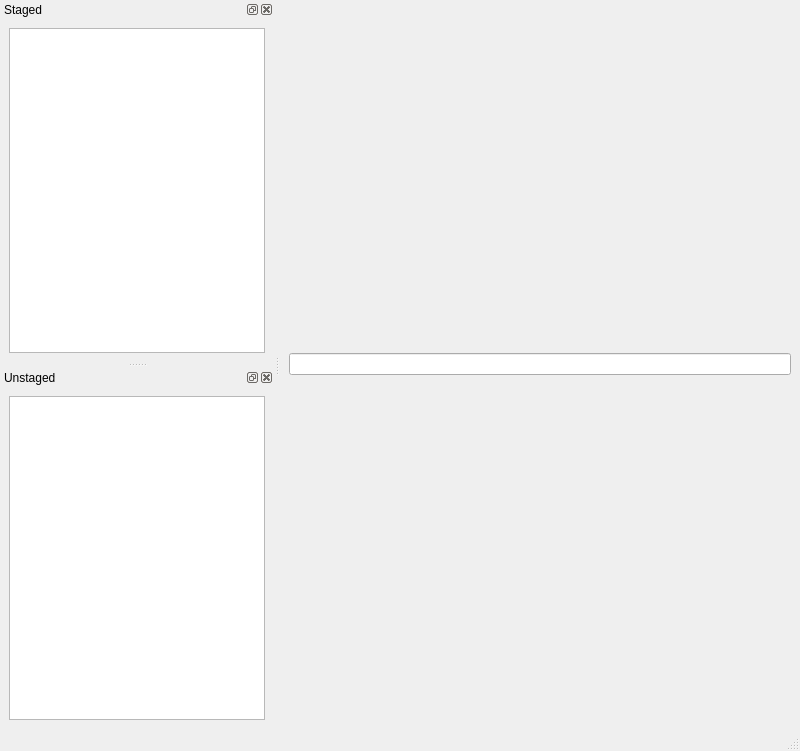
First picture: the form in data/gitoku.ui, repository belkiss/GitoKu, before the edit.
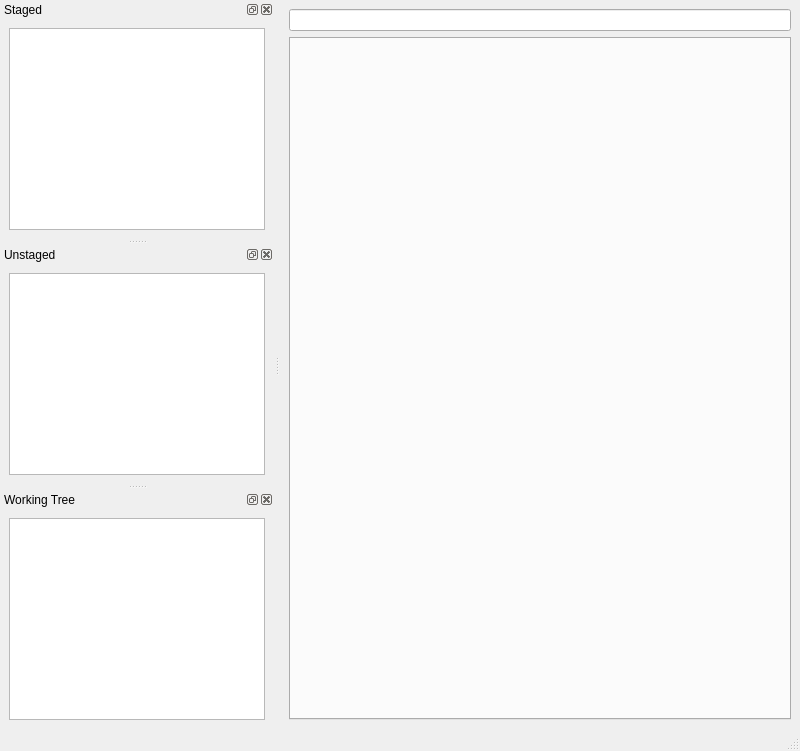
Second picture: the form after the edit.

```diff
--- a/data/gitoku.ui
+++ b/data/gitoku.ui
@@ -30,6 +30,13 @@
     <item row="0" column="0">
      <widget class="QLineEdit" name="ui_repository_line_edit"/>
     </item>
+    <item row="1" column="0">
+     <widget class="QTabWidget" name="ui_diff_viewer_tabwidget">
+      <property name="currentIndex">
+       <number>-1</number>
+      </property>
+     </widget>
+    </item>
    </layout>
   </widget>
   <widget class="QMenuBar" name="menubar">
@@ -80,7 +87,22 @@
     </property>
     <layout class="QVBoxLayout" name="verticalLayout_4">
      <item>
-      <widget class="QTableView" name="ui_unstaged_list_view"/>
+      <widget class="QTableView" name="ui_unstaged_tableview"/>
+     </item>
+    </layout>
+   </widget>
+  </widget>
+  <widget class="QDockWidget" name="ui_workingtree_dock">
+   <property name="windowTitle">
+    <string>Working Tree</string>
+   </property>
+   <attribute name="dockWidgetArea">
+    <number>1</number>
+   </attribute>
+   <widget class="QWidget" name="dockWidgetContents_6">
+    <layout class="QVBoxLayout" name="verticalLayout">
+     <item>
+      <widget class="QTreeView" name="ui_workingtree_tableview"/>
      </item>
     </layout>
    </widget>
```
Left out of the diff: 28 changed lines with no effect on the pictures.
